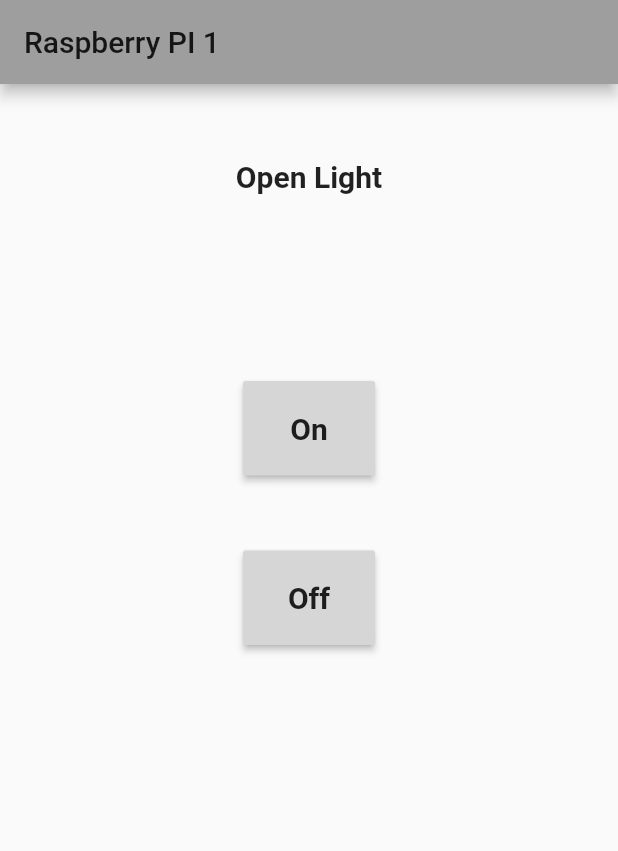
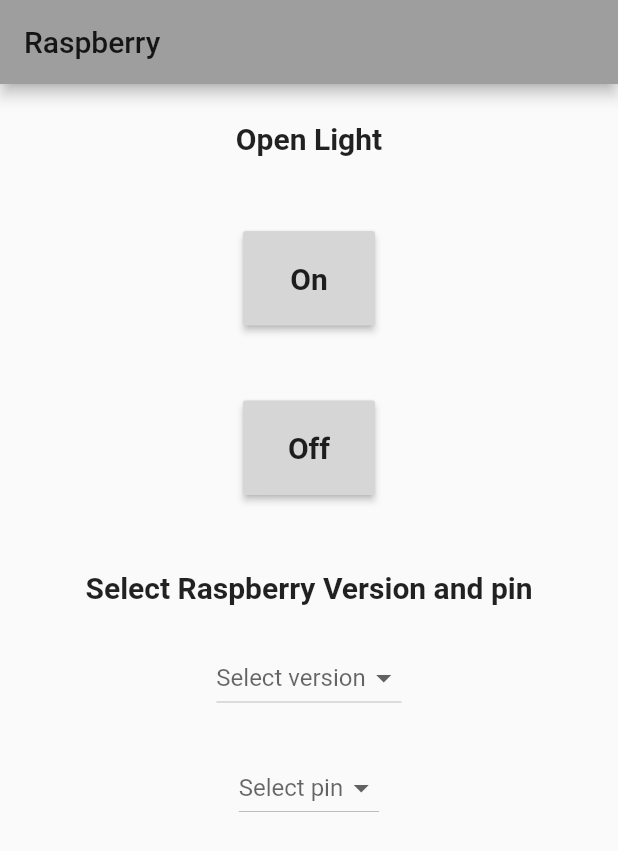
Before and after one commit to lassjr/SwitchApp, a Flutter app: the screen it shows after launch, after a tap on "On", on a phone screen of 412 x 824 dp. Shown: the top 851 px of the screen. Run offline on Flutter 3.47's test engine with Material 2 defaults, Android fonts, the phone set to English and light mode, and no system bars; network calls fail.

Commit message:
changed pinout

```diff
--- a/lib/main.dart
+++ b/lib/main.dart
@@ -8,7 +8,7 @@ class MyApp extends StatelessWidget {
   Widget build(BuildContext context) {
     return new MaterialApp(
       debugShowCheckedModeBanner: false,
-      title: 'Raspberry PI 1',
+      title: 'Raspberry',
       theme: new ThemeData(
         primarySwatch: Colors.grey,
       ),
@@ -25,8 +25,9 @@ class MyHomePage extends StatefulWidget {
 class _MyHomePageState extends State<MyHomePage> {
   String _data = "";
 
-  void _onOff(int q) {
-    var url = "http://192.168.247.195:4044/?q=$q";
+  void _onOff(String selectedVersionRaspberry, int raspberryPin) {
+    var url =
+        "http://192.168.247.195:8080/?ver=$selectedVersionRaspberry&pin=$raspberryPin";
     http.get(url).then((response) {
       setState(() {
         _data = response.body;
@@ -38,24 +39,60 @@ class _MyHomePageState extends State<MyHomePage> {
     });
   }
 
+  List<DropdownMenuItem<String>> listDrop = [];
+  List<DropdownMenuItem<int>> listPin = [];
+  List<int> drop = [1, 4, 5, 6, 3, 2, 0, 7];
+  String selectedVersionRaspberry = null;
+  int raspberryPin = null;
+
+  void loadData() {
+    listDrop = [];
+    listDrop.add(new DropdownMenuItem(
+      child: new Text('PI 1'),
+      value: 'v1',
+    ));
+
+    listDrop.add(new DropdownMenuItem(
+      child: new Text('PI 2'),
+      value: 'v2',
+    ));
+
+    listDrop.add(new DropdownMenuItem(
+      child: new Text('PI 3'),
+      value: 'v3',
+    ));
+  }
+
+  void loadPin() {
+    listPin = [];
+    listPin = drop
+        .map((val) => new DropdownMenuItem<int>(
+              child: new Text('$val'),
+              value: val,
+            ))
+        .toList();
+  }
+
   @override
   Widget build(BuildContext context) {
+    loadData();
+    loadPin();
     return new Scaffold(
       appBar: new AppBar(
-        title: new Text("Raspberry PI 1"),
+        title: new Text("Raspberry"),
       ),
       body: Center(
         child: Column(
           children: [
             Container(
-              margin: const EdgeInsets.only(top: 50.0),
+              margin: const EdgeInsets.only(top: 25.0),
               child: Text(
                 "Open Light",
                 style: TextStyle(fontWeight: FontWeight.bold, fontSize: 20.0),
               ),
             ),
             Container(
-              margin: const EdgeInsets.only(top: 125.0),
+              margin: const EdgeInsets.only(top: 50.0),
               child: RaisedButton(
                 padding: const EdgeInsets.all(20.0),
                 child: Text(
@@ -64,7 +101,7 @@ class _MyHomePageState extends State<MyHomePage> {
                 ),
                 color: Colors.grey[350],
                 onPressed: () {
-                  _onOff(1);
+                  _onOff(selectedVersionRaspberry, raspberryPin);
                 },
               ),
             ),
@@ -78,8 +115,41 @@ class _MyHomePageState extends State<MyHomePage> {
                 ),
                 color: Colors.grey[350],
                 onPressed: () {
-                  _onOff(0);
+                  _onOff(selectedVersionRaspberry, raspberryPin);
                 },
+              ),
+            ),
+            Container(
+              margin: const EdgeInsets.only(top: 50.0),
+              child: Text(
+                "Select Raspberry Version and pin",
+                style: TextStyle(fontWeight: FontWeight.bold, fontSize: 20.0),
+              ),
+            ),
+            Container(
+              margin: const EdgeInsets.only(top: 25.0),
+              child: Center(
+                child: DropdownButton(
+                    items: listDrop,
+                    value: selectedVersionRaspberry,
+                    hint: new Text('Select version'),
+                    onChanged: (value) {
+                      selectedVersionRaspberry = value;
+                      setState(() {});
+                    }),
+              ),
+            ),
+            Container(
+              margin: const EdgeInsets.only(top: 25.0),
+              child: Center(
+                child: DropdownButton(
+                    items: listPin,
+                    value: raspberryPin,
+                    hint: new Text('Select pin'),
+                    onChanged: (value) {
+                      raspberryPin = value;
+                      setState(() {});
+                    }),
               ),
             ),
           ],
```
